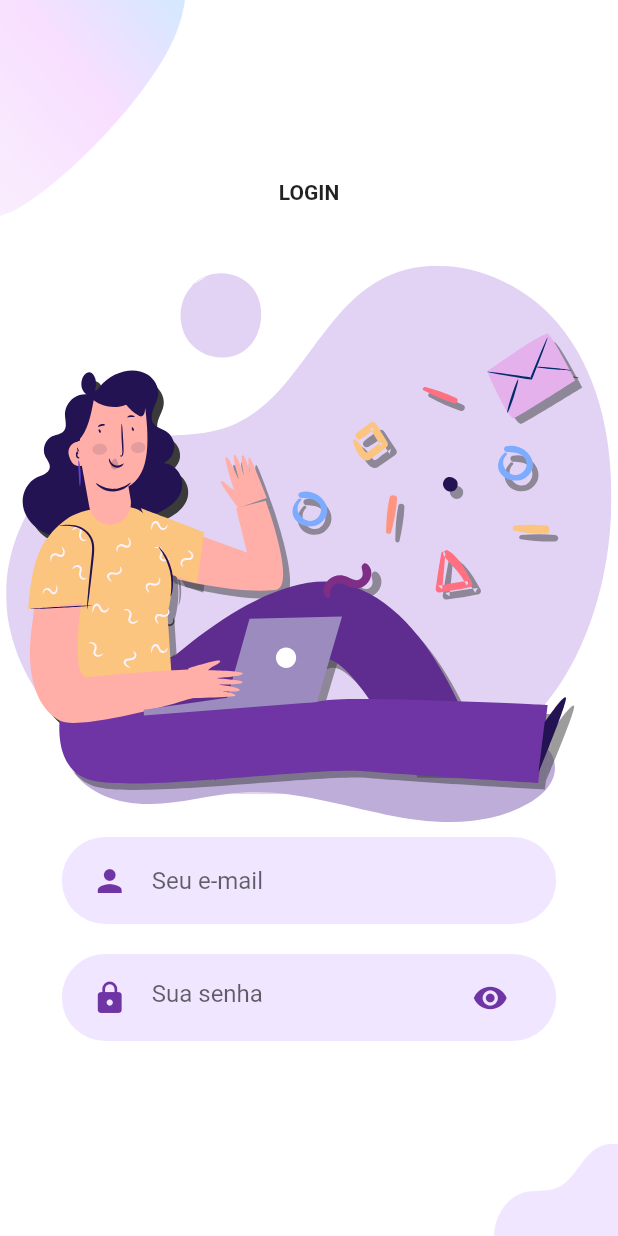
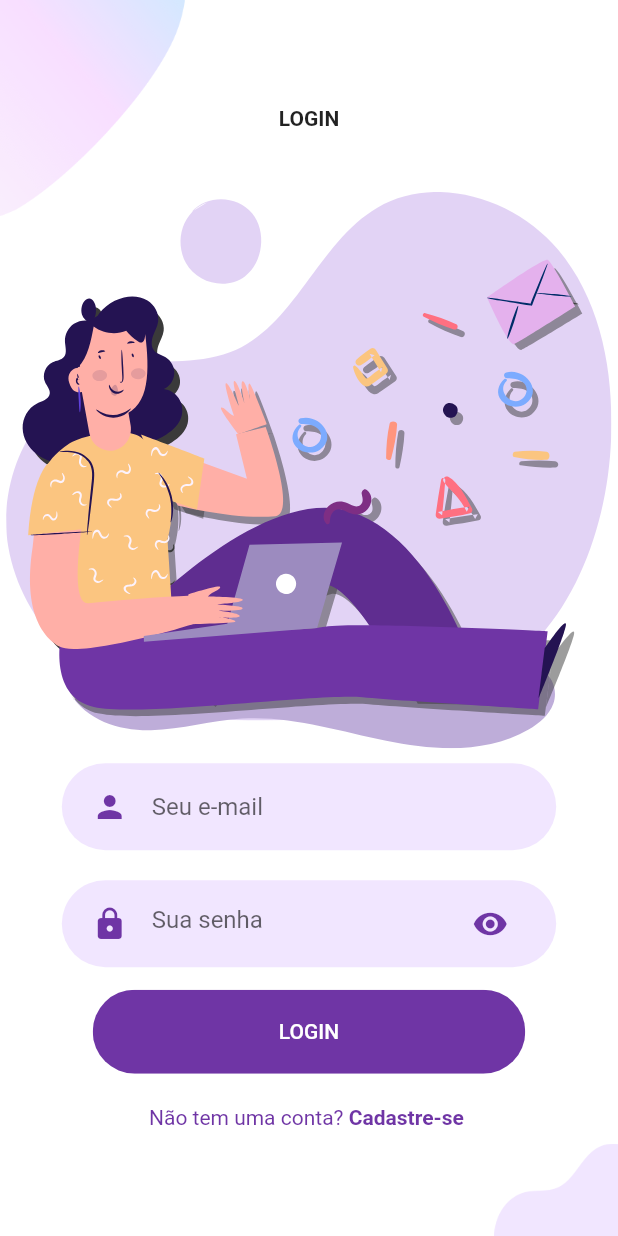
Before and after one commit to gilvanhenriqued/welcome_ui_flutter, a Flutter app: the screen it shows after launch, after a tap on "ENTRAR", on a phone screen of 412 x 824 dp. Run offline on Flutter 3.47's test engine with Material 2 defaults, Android fonts, the phone set to English and light mode, and no system bars; our stand-ins replace flutter_svg.

Commit message:
check if has an account

```diff
--- /dev/null
+++ b/lib/components/already_have_an_account_check.dart
@@ -0,0 +1,38 @@
+import 'package:flutter/material.dart';
+import 'package:welcome_ui_flutter/constants.dart';
+
+class AlreadyHaveAnAccountCheck extends StatelessWidget {
+  final bool login;
+  final Function press;
+
+  const AlreadyHaveAnAccountCheck({
+    Key key, this.press, this.login,
+  }) : super(key: key);
+
+  @override
+  Widget build(BuildContext context) {
+    return Row(
+      mainAxisAlignment: MainAxisAlignment.center,
+      children: <Widget>[
+        Text(
+          login ? 'Não tem uma conta? ' : 'Já tem uma conta?',
+          style: TextStyle(
+            color: kPrimaryColor,
+          ),
+        ),
+        GestureDetector(
+          onTap: press,
+          child: Text(
+            login ? 'Cadastre-se ' : 'Entre',
+            style: TextStyle(
+              color: kPrimaryColor,
+              fontWeight: FontWeight.bold,
+            ),
+
+          ),
+        )
+
+      ],
+    );
+  }
+}
--- a/lib/pages/Login/components/body_login.dart
+++ b/lib/pages/Login/components/body_login.dart
@@ -1,5 +1,7 @@
 import 'package:flutter/material.dart';
 import 'package:flutter_svg/flutter_svg.dart';
+import 'package:welcome_ui_flutter/components/already_have_an_account_check.dart';
+import 'package:welcome_ui_flutter/components/rounded_button.dart';
 import 'package:welcome_ui_flutter/components/rounded_input.dart';
 import 'package:welcome_ui_flutter/components/rounded_password_input.dart';
 import 'package:welcome_ui_flutter/components/text_field_container.dart';
@@ -37,6 +39,20 @@ class BodyLogin extends StatelessWidget {
               onChange: (value){
 
               },
+            ),
+            RoundedButton(
+              color: kPrimaryColor,
+              pressFunction: (){
+
+              },
+              text: 'LOGIN',
+            ),
+            SizedBox(height: sizeScreen.height * 0.02,),
+            AlreadyHaveAnAccountCheck(
+              login: true,
+              press: (){
+
+              },
             )
           ],
         ),
```
